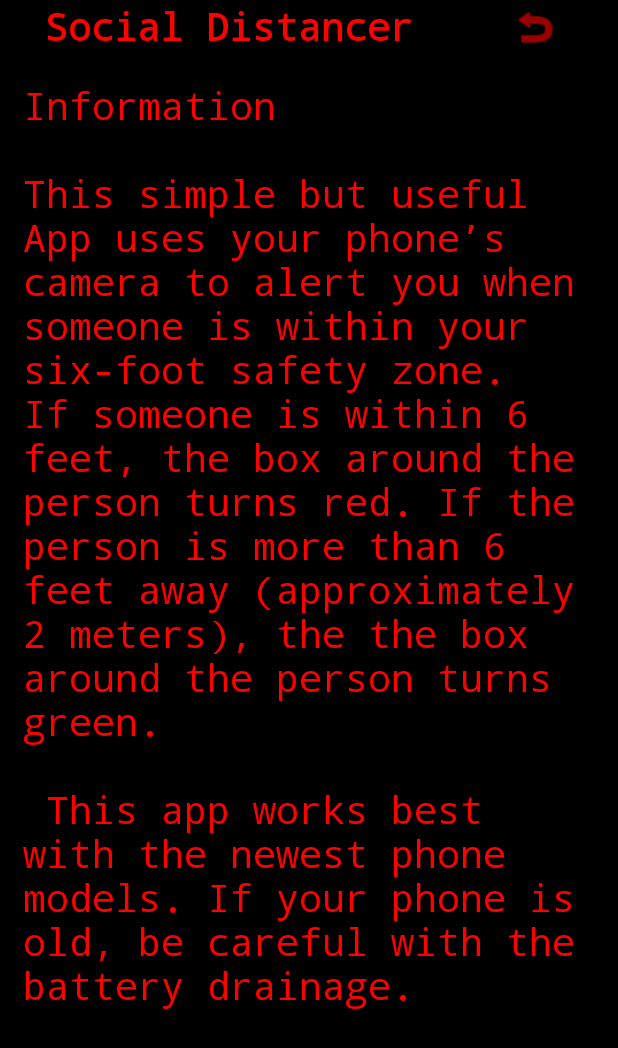
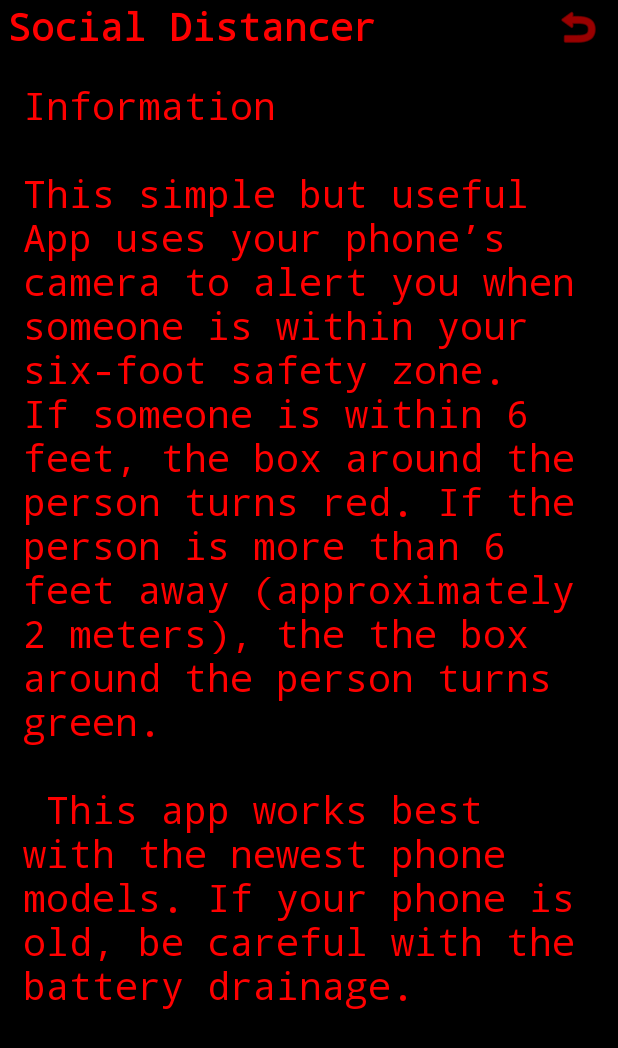
Before and after one commit to ldoney/SocialDistancer, an Android app: the InfoActivity screen opened directly, with no data from a screen before it, on a phone screen of 412 x 824 dp. Shown: the top 1048 px of the screen. Run offline under Robolectric (Android 15) with nearby library versions, the phone set to English and light mode, and no system bars; our stand-ins replace AdMob; Roboto replaces fonts that are not available here.

```diff
--- a/app/build.gradle
+++ b/app/build.gradle
@@ -8,8 +8,8 @@ android {
         applicationId "org.microincorporated.socialdistancer"
         minSdkVersion 22
         targetSdkVersion 28
-        versionCode 3
-        versionName "1.3"
+        versionCode 6
+        versionName "1.6"
     }
     buildTypes {
         release {
@@ -22,6 +22,7 @@ android {
         }
     }
     aaptOptions {
+        cruncherEnabled = true
         noCompress "tflite"
     }
     compileOptions {
--- a/app/src/main/res/layout/info_page.xml
+++ b/app/src/main/res/layout/info_page.xml
@@ -52,7 +52,7 @@
                         android:fontFamily="monospace"
                         android:padding="15sp"
                         android:paddingBottom="35dp"
-                        android:text="Information \n \nThis simple but useful App uses your phone’s camera to alert you when someone is within your six-foot safety zone. If someone is within 6 feet, the box around the person turns red. If the person is more than 6 feet away (approximately 2 meters), the the box around the person turns green. \n\n This app works best with the newest phone models. If your phone is old, be careful with the battery drainage."
+                        android:text="@string/info_text"
                         android:textColor="#FF0000"
                         android:textSize="25sp" />
                     <View
@@ -70,32 +70,42 @@
             android:layout_alignParentTop="true"
             android:background="@color/tfe_semi_transparent"
             android:orientation="horizontal"
-            android:paddingLeft="5dp"
+            android:paddingLeft="5sp"
+            android:paddingRight="5sp"
             android:visibility="visible">
 
             <TextView
                 android:id="@+id/Title"
-                android:layout_width="295dp"
+                android:layout_width="wrap_content"
                 android:layout_height="match_parent"
                 android:layout_gravity="center"
                 android:fontFamily="monospace"
-                android:text="Social Distancer"
+                android:text="@string/tfe_od_app_name"
                 android:textAlignment="center"
                 android:textColor="#FF0000"
-                android:textSize="25dp"
+                android:textSize="25sp"
                 android:textStyle="bold" />
+
+            <RelativeLayout
+                android:layout_width="match_parent"
+                android:layout_height="match_parent">
 
                 <ImageButton
                     android:id="@+id/InfoButton"
-                android:layout_width="match_parent"
+                    android:layout_width="wrap_content"
                     android:layout_height="match_parent"
-                android:layout_gravity="right|center_vertical"
+                    android:layout_alignParentEnd="true"
+                    android:layout_gravity="center_vertical"
+                    android:layout_marginEnd="5sp"
+                    android:layout_marginRight="5sp"
                     android:background="#00FFFFFF"
                     android:scaleX="1"
                     android:scaleY="1"
                     android:src="@android:drawable/ic_menu_revert"
                     android:tint="#FF0000"
                     android:visibility="visible" />
+            </RelativeLayout>
+
         </LinearLayout>
 
     </RelativeLayout>
--- a/app/src/main/res/values/strings.xml
+++ b/app/src/main/res/values/strings.xml
@@ -1,4 +1,5 @@
 <resources>
     <string name="tfe_od_app_name" translation_description="Object Detection demo app [CHAR_LIMIT=40]">Social Distancer</string>
     <string name="tfe_od_camera_error" translation_description="Error regarding camera support[CHAR_LIMIT=40]">This device doesn\'t support Camera2 API.</string>
+    <string name="info_text" translation_description="Info page info">Information \n \nThis simple but useful App uses your phone’s camera to alert you when someone is within your six-foot safety zone. If someone is within 6 feet, the box around the person turns red. If the person is more than 6 feet away (approximately 2 meters), the the box around the person turns green. \n\n This app works best with the newest phone models. If your phone is old, be careful with the battery drainage.</string>
 </resources>
--- a/gradle.properties
+++ b/gradle.properties
@@ -13,3 +13,5 @@ org.gradle.jvmargs=-Xmx1536m
 # org.gradle.parallel=true
 android.useAndroidX=true
 android.enableJetifier=true
+android.enableR8=true
+android.enableR8.fullMode=true
```
Also changed, not shown: app/src/main/res/layout/tfe_od_activity_camera.xml (+16 -6 lines). Lines whose indentation alone changed are shown as unchanged.
